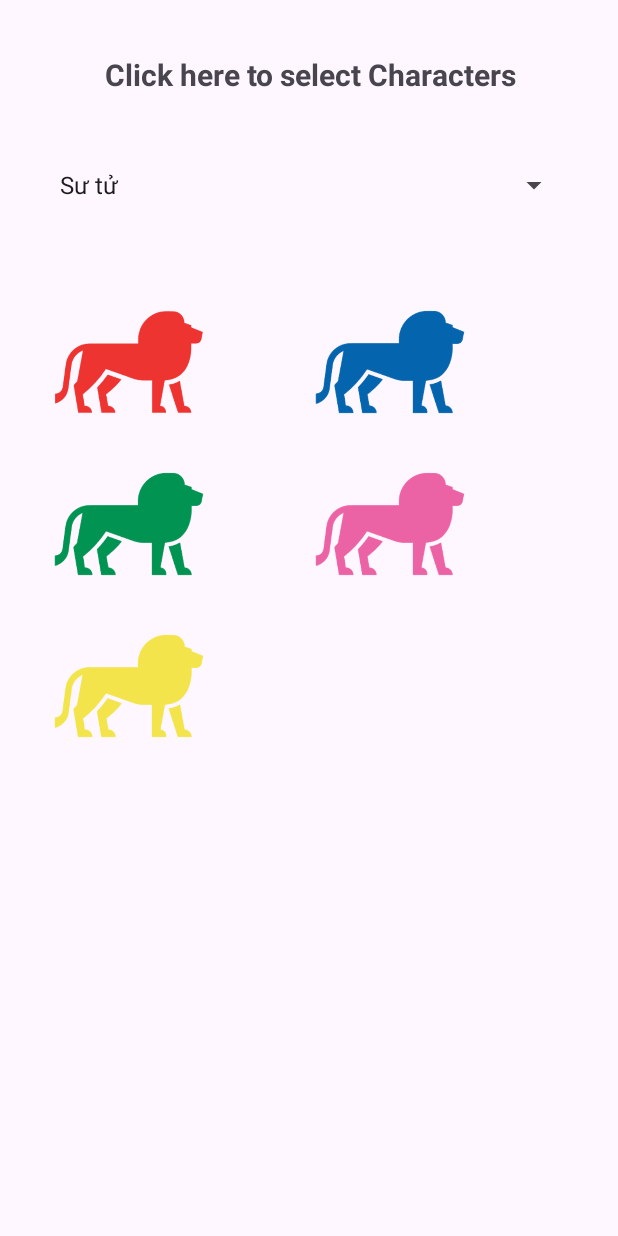
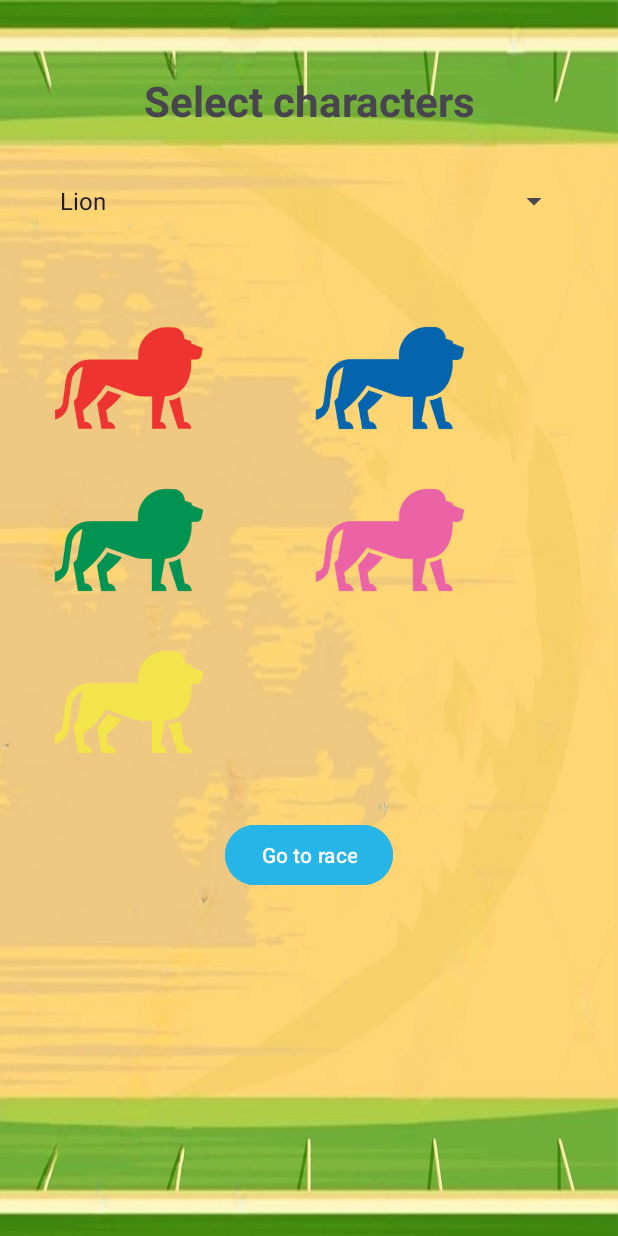
Before and after one commit to LeXuanPhuoc-lab/PRM392_MiniProject_HorseRacing, an Android app: the screen it shows after launch (SelectCharacters), on a phone screen of 412 x 824 dp. Run offline under Robolectric (Android 15) with nearby library versions, the phone set to English and light mode, and no system bars.

Commit message:
handle-selected-char

```diff
--- a/app/src/main/java/com/example/horseracing/Components/CharacterSeekBar.java
+++ b/app/src/main/java/com/example/horseracing/Components/CharacterSeekBar.java
@@ -61,6 +61,10 @@ public class CharacterSeekBar extends AppCompatSeekBar {
         setPadding(marioSize / 2, marioSize / 2, marioSize / 2, marioSize / 2);
     }
 
+    public void setCharacterDrawable(Drawable characterDrawable) {
+        this.characterDrawable = characterDrawable;
+    }
+
     @Override
     protected void onDraw(Canvas canvas) {
         // Calculate width of progress bar and mario's position
@@ -69,7 +73,7 @@ public class CharacterSeekBar extends AppCompatSeekBar {
         int progressX = (int) (getProgress() / (float) getMax() * width);
 
         // Vẽ các ô đất thành hàng ngang tương ứng với đoạn đã đi qua
-        int numberOfTiles = progressX / tileSize + 1; // Số lượng ô đất cần vẽ
+        int numberOfTiles = progressX / tileSize; // Số lượng ô đất cần vẽ
         for (int i = 0; i < numberOfTiles; i++) {
             int tileX = i * tileSize; // Vị trí X của mỗi ô đất
             int tileY = height / 2 - tileSize / 2; // Vị trí Y của ô đất (nằm giữa SeekBar)
--- a/app/src/main/java/com/example/horseracing/SelectCharacters.java
+++ b/app/src/main/java/com/example/horseracing/SelectCharacters.java
@@ -1,9 +1,12 @@
 package com.example.horseracing;
 
+import android.content.Intent;
+import android.media.MediaPlayer;
 import android.os.Bundle;
 import android.view.View;
 import android.widget.AdapterView;
 import android.widget.ArrayAdapter;
+import android.widget.Button;
 import android.widget.Spinner;
 
 import androidx.activity.EdgeToEdge;
@@ -17,10 +20,11 @@ import java.util.List;
 import java.util.Map;
 
 public class SelectCharacters extends AppCompatActivity {
+    private MediaPlayer idleSound;
+    private ImageAdapter imageAdapter;
+    private String selectedAnimal;
 
-    private ImageAdapter imageAdapter;
-
-    private final List<String> animals = Arrays.asList("Sư tử", "Chó", "Rùa", "Rồng", "Ngựa");
+    private final List<String> animals = Arrays.asList("Lion", "Dog", "Turtle", "Dragon", "Horse");
 
     private final Map<String, List<Integer>> animalImagesMap = new HashMap<>();
 
@@ -30,25 +34,51 @@ public class SelectCharacters extends AppCompatActivity {
         EdgeToEdge.enable(this);
         setContentView(R.layout.activity_select_characters);
 
+        idleSound = MediaPlayer.create(this, R.raw.idle_sound);
+        idleSound.setLooping(true);
+        idleSound.start();
+        selectedAnimal = animals.get(0);
 
         // Khởi tạo Spinner và RecyclerView
         Spinner animalSpinner = findViewById(R.id.animalSpinner);
         RecyclerView imageRecyclerView = findViewById(R.id.imageRecyclerView);
+        Button goToRaceButton = findViewById(R.id.goToRaceButton);
+
+        goToRaceButton.setOnClickListener(new View.OnClickListener() {
+            @Override
+            public void onClick(View v) {
+                Intent it = new Intent(SelectCharacters.this, RaceTrackActivity.class);
+
+                it.putExtra("redCharImageId", animalImagesMap.get(selectedAnimal).get(0));
+                it.putExtra("blueCharImageId", animalImagesMap.get(selectedAnimal).get(1));
+                it.putExtra("greenCharImageId", animalImagesMap.get(selectedAnimal).get(2));
+                it.putExtra("pinkCharImageId", animalImagesMap.get(selectedAnimal).get(3));
+                it.putExtra("yellowCharImageId", animalImagesMap.get(selectedAnimal).get(4));
+
+                if (idleSound != null) {
+                    idleSound.stop();
+                    idleSound.release();
+                    idleSound = null;
+                }
+
+                startActivity(it);
+            }
+        });
 
         // Khởi tạo dữ liệu hình ảnh cho từng loại động vật
-        animalImagesMap.put("Sư tử", Arrays.asList(
+        animalImagesMap.put("Lion", Arrays.asList(
                 R.drawable.red_lion, R.drawable.blue_lion, R.drawable.green_lion, R.drawable.pink_lion, R.drawable.yellow_lion
         ));
-        animalImagesMap.put("Chó", Arrays.asList(
+        animalImagesMap.put("Dog", Arrays.asList(
                 R.drawable.red_dog, R.drawable.blue_dog, R.drawable.green_dog, R.drawable.pink_dog, R.drawable.yellow_dog
         ));
-        animalImagesMap.put("Rùa", Arrays.asList(
+        animalImagesMap.put("Turtle", Arrays.asList(
                 R.drawable.red_turtle, R.drawable.blue_turtle, R.drawable.green_turtle, R.drawable.pink_turtle, R.drawable.yellow_turtle
         ));
-        animalImagesMap.put("Rồng", Arrays.asList(
+        animalImagesMap.put("Dragon", Arrays.asList(
                 R.drawable.red_dragon, R.drawable.blue_dragon, R.drawable.green_dragon, R.drawable.pink_dragon, R.drawable.yellow_dragon
         ));
-        animalImagesMap.put("Ngựa", Arrays.asList(
+        animalImagesMap.put("Horse", Arrays.asList(
                 R.drawable.red_horse, R.drawable.blue_horse, R.drawable.green_horse, R.drawable.pink_horse, R.drawable.yellow_horse
         ));
 
@@ -66,7 +96,7 @@ public class SelectCharacters extends AppCompatActivity {
         animalSpinner.setOnItemSelectedListener(new AdapterView.OnItemSelectedListener() {
             @Override
             public void onItemSelected(AdapterView<?> parent, View view, int position, long id) {
-                String selectedAnimal = animals.get(position);
+                selectedAnimal = animals.get(position);
                 List<Integer> images = animalImagesMap.get(selectedAnimal);
                 if (images != null) {
                     imageAdapter.updateImages(images);
@@ -79,4 +109,13 @@ public class SelectCharacters extends AppCompatActivity {
             }
         });
     }
+
+    protected void onDestroy() {
+        super.onDestroy();
+        if (idleSound != null) {
+            idleSound.stop();
+            idleSound.release();
+            idleSound = null;
+        }
+    }
 }
--- a/app/src/main/res/layout/activity_select_characters.xml
+++ b/app/src/main/res/layout/activity_select_characters.xml
@@ -6,6 +6,7 @@
     android:layout_height="match_parent"
     android:orientation="vertical"
     android:padding="16dp"
+    android:background="@drawable/race_track"
     tools:context=".SelectCharacters">
 
     <Spinner
@@ -13,7 +14,7 @@
         android:layout_width="match_parent"
         android:layout_height="48dp"
         android:layout_marginStart="16dp"
-        android:layout_marginTop="32dp"
+        android:layout_marginTop="24dp"
         android:layout_marginEnd="16dp"
         android:spinnerMode="dropdown"
         app:layout_constraintEnd_toEndOf="parent"
@@ -36,18 +37,28 @@
 
     <TextView
         android:id="@+id/textView"
-        android:layout_width="386dp"
-        android:layout_height="35dp"
-        android:layout_marginTop="16dp"
-        android:layout_marginBottom="12dp"
+        android:layout_width="match_parent"
+        android:layout_height="wrap_content"
+        android:layout_marginTop="32dp"
         android:gravity="center"
-        android:text="Click here to select Characters"
-        android:textSize="20sp"
+        android:text="Select characters"
+        android:textSize="28sp"
         android:textStyle="bold"
-        app:layout_constraintBottom_toTopOf="@+id/animalSpinner"
         app:layout_constraintEnd_toEndOf="parent"
         app:layout_constraintStart_toStartOf="parent"
         app:layout_constraintTop_toTopOf="parent"
         tools:ignore="HardcodedText" />
 
+    <Button
+        android:id="@+id/goToRaceButton"
+        android:layout_width="wrap_content"
+        android:layout_height="wrap_content"
+        android:layout_marginTop="24dp"
+        android:text="Go to race"
+        android:backgroundTint="#26B5E6"
+        app:layout_constraintEnd_toEndOf="parent"
+        app:layout_constraintStart_toStartOf="parent"
+        app:layout_constraintTop_toBottomOf="@+id/imageRecyclerView" />
+
+
 </androidx.constraintlayout.widget.ConstraintLayout>
```
Also changed, not shown: app/src/main/java/com/example/horseracing/RaceTrackActivity.java (+27 -21 lines).
